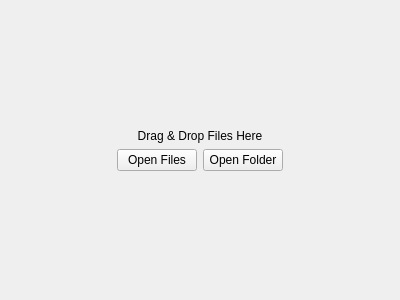
Old version of the form App/gui/widgets/dnd_area.ui in the repository hattaarshavin/PikselCat.
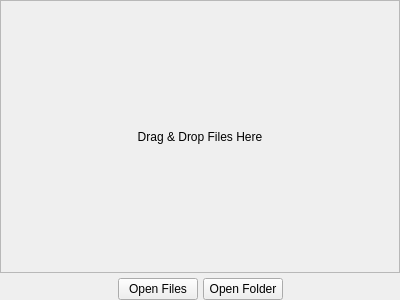
New version of the form.

Commit message: feat: Enhance drag-and-drop functionality with improved UI integration and layout adjustments

Diff of the .ui file:
```diff
--- a/App/gui/widgets/dnd_area.ui
+++ b/App/gui/widgets/dnd_area.ui
@@ -15,10 +15,54 @@
     <horstretch>0</horstretch>
     <verstretch>0</verstretch>
    </sizepolicy>
-  </property>
-  <layout class="QVBoxLayout" name="verticalLayout">
+  </property>  <layout class="QVBoxLayout" name="verticalLayout">
+   <property name="spacing">
+    <number>5</number>
+   </property>
+   <property name="leftMargin">
+    <number>0</number>
+   </property>
+   <property name="topMargin">
+    <number>0</number>
+   </property>
+   <property name="rightMargin">
+    <number>0</number>
+   </property>
+   <property name="bottomMargin">
+    <number>0</number>
+   </property>
    <item>
-    <spacer name="topSpacer">
+    <widget class="QFrame" name="dndFrame">
+     <property name="sizePolicy">
+      <sizepolicy hsizetype="Expanding" vsizetype="Expanding">
+       <horstretch>0</horstretch>
+       <verstretch>1</verstretch>
+      </sizepolicy>
+     </property>
+     <property name="frameShape">
+      <enum>QFrame::StyledPanel</enum>
+     </property>
+     <property name="frameShadow">
+      <enum>QFrame::Raised</enum>
+     </property>     
+     <layout class="QVBoxLayout" name="dndLayout">
+      <property name="spacing">
+       <number>0</number>
+      </property>
+      <property name="leftMargin">
+       <number>0</number>
+      </property>
+      <property name="topMargin">
+       <number>0</number>
+      </property>
+      <property name="rightMargin">
+       <number>0</number>
+      </property>
+      <property name="bottomMargin">
+       <number>0</number>
+      </property>
+      <item>
+       <spacer name="dndTopSpacer">
      <property name="orientation">
       <enum>Qt::Vertical</enum>
      </property>
@@ -41,6 +85,22 @@
     </widget>
    </item>
    <item>
+       <spacer name="dndBottomSpacer">
+        <property name="orientation">
+         <enum>Qt::Vertical</enum>
+        </property>
+        <property name="sizeHint" stdset="0">
+         <size>
+          <width>20</width>
+          <height>40</height>
+         </size>
+        </property>
+       </spacer>
+      </item>
+     </layout>
+    </widget>
+   </item>
+   <item>
     <layout class="QHBoxLayout" name="buttonLayout">
      <item>
       <spacer name="leftSpacer">
@@ -84,19 +144,6 @@
      </item>
     </layout>
    </item>
-   <item>
-    <spacer name="bottomSpacer">
-     <property name="orientation">
-      <enum>Qt::Vertical</enum>
-     </property>
-     <property name="sizeHint" stdset="0">
-      <size>
-       <width>20</width>
-       <height>40</height>
-      </size>
-     </property>
-    </spacer>
-   </item>
   </layout>
  </widget>
  <resources/>
```
Lines whose indentation alone changed are shown as unchanged. The commit also changes 6 other files.
